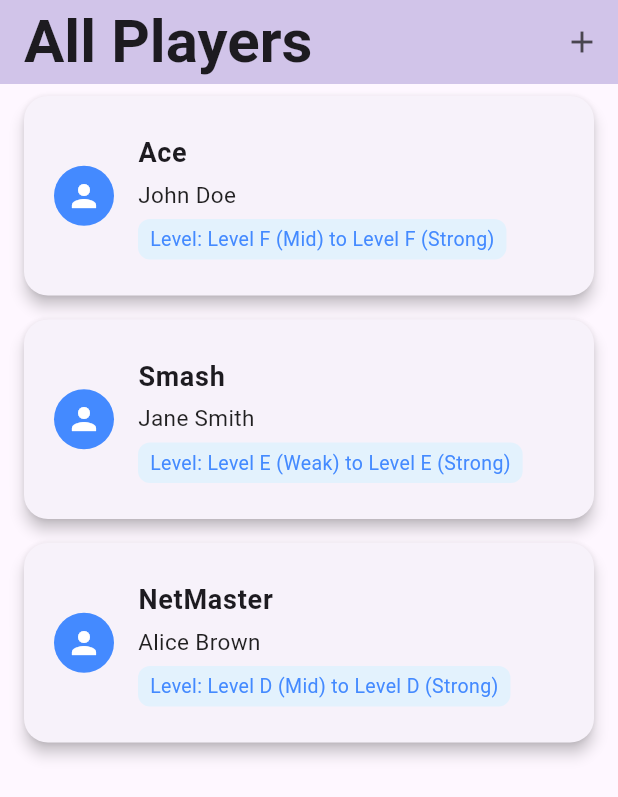
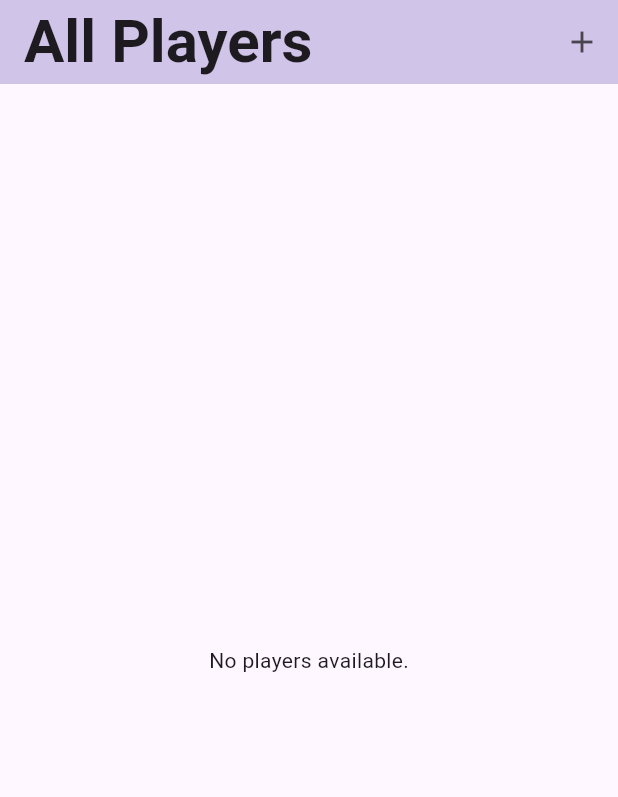
Before and after one commit to Aycees/badminton_system, a Flutter app: the screen it shows after launch, on a phone screen of 412 x 824 dp. Shown: the top 797 px of the screen. Run offline on Flutter 3.47's test engine with Material 3 defaults, Android fonts, the phone set to English and light mode, and no system bars.

Commit message:
Update PlayersList to use dummy player data and handle empty state

```diff
--- a/lib/widgets/players_list.dart
+++ b/lib/widgets/players_list.dart
@@ -1,12 +1,16 @@
 import 'package:flutter/material.dart';
-import '../models/player_item.dart';
 
 class PlayersList extends StatelessWidget {
   const PlayersList({super.key});
 
   @override
   Widget build(BuildContext context) {
-    final players = PlayerItem.dummyPlayers;
+    final players = [];
+    if (players.isEmpty) {
+      return const Center(
+        child: Text('No players available.'),
+      );
+    }
     return ListView.builder(
       itemCount: players.length,
       itemBuilder: (context, index) {
```
